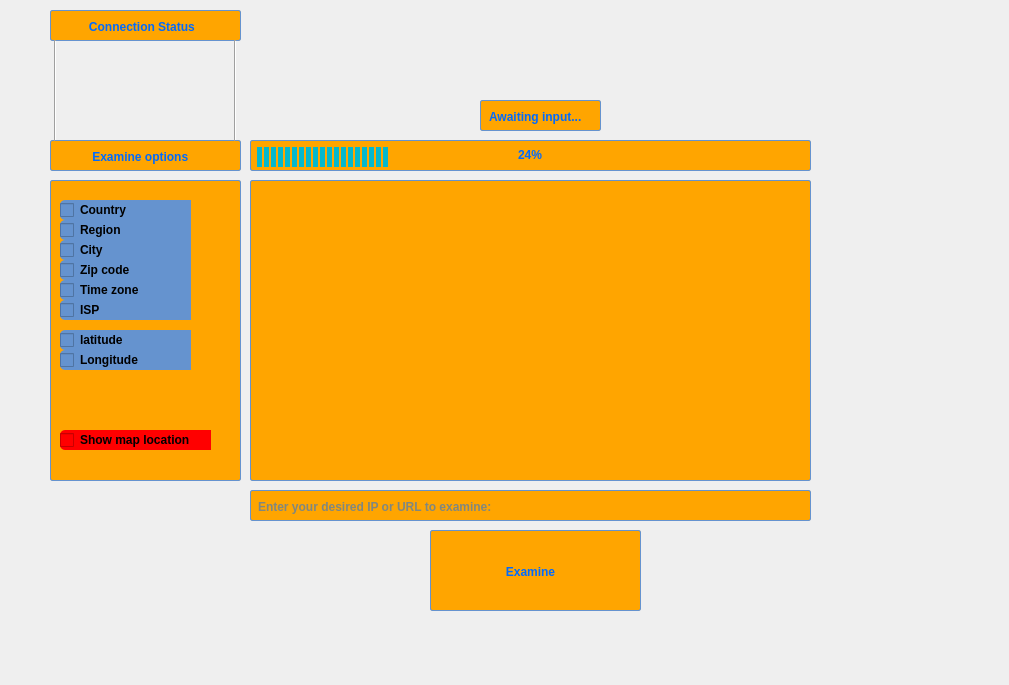
NimaBavar/NyvoNetHunter, file main_program/source/ui_design/main.ui: the form before one commit.
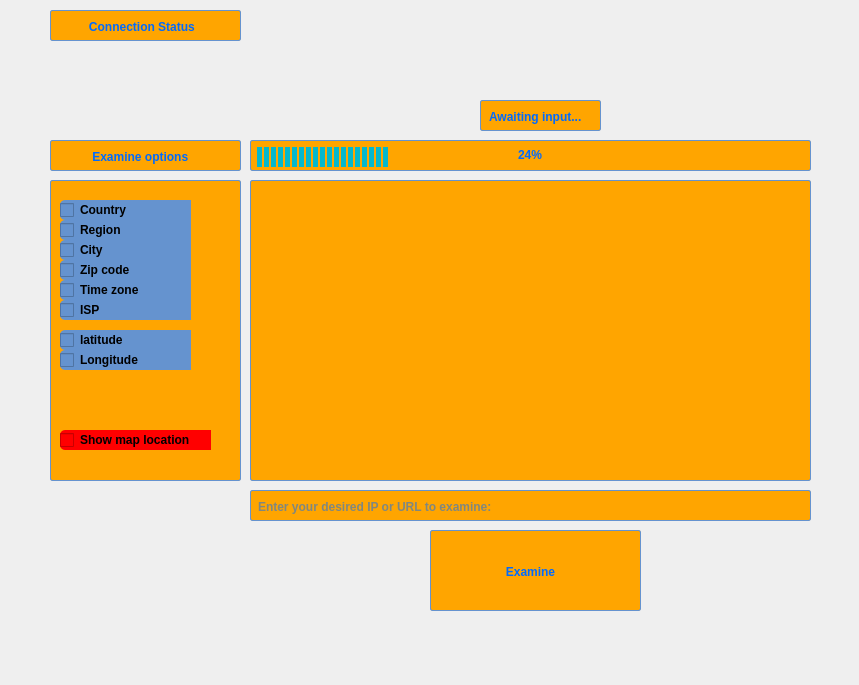
The form after the commit. Icons and pictures are not drawn.

Diff of the .ui file:
```diff
--- a/main_program/source/ui_design/main.ui
+++ b/main_program/source/ui_design/main.ui
@@ -6,7 +6,7 @@
    <rect>
     <x>0</x>
     <y>0</y>
-    <width>1009</width>
+    <width>859</width>
     <height>685</height>
    </rect>
   </property>
@@ -1467,32 +1467,6 @@
     <string>         Connection Status</string>
    </property>
   </widget>
-  <widget class="Line" name="line">
-   <property name="geometry">
-    <rect>
-     <x>200</x>
-     <y>40</y>
-     <width>71</width>
-     <height>101</height>
-    </rect>
-   </property>
-   <property name="orientation">
-    <enum>Qt::Vertical</enum>
-   </property>
-  </widget>
-  <widget class="Line" name="line_2">
-   <property name="geometry">
-    <rect>
-     <x>30</x>
-     <y>40</y>
-     <width>51</width>
-     <height>101</height>
-    </rect>
-   </property>
-   <property name="orientation">
-    <enum>Qt::Vertical</enum>
-   </property>
-  </widget>
  </widget>
  <resources/>
  <connections/>
```
Left out of the diff: 3 changed lines with no effect on the pictures.
